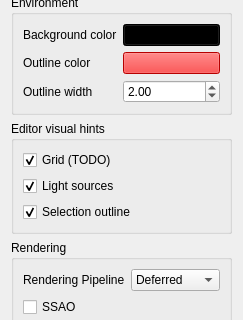
Qt form Project3/ui/miscsettingswidget.ui (Flanctory-Studio/Advanced-Graphics-Programming) before a commit; both pictures show x 0 to 243 and y 115 to 435 of the 243 by 527 pixel window.
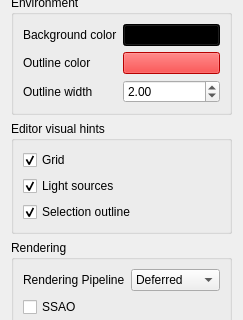
The same form after that commit.

Commit message: Grid checkbox changing behavior

Diff of the .ui file:
```diff
--- a/Project3/ui/miscsettingswidget.ui
+++ b/Project3/ui/miscsettingswidget.ui
@@ -129,7 +129,7 @@
       <item>
        <widget class="QCheckBox" name="checkBoxGrid">
         <property name="text">
-         <string>Grid (TODO)</string>
+         <string>Grid</string>
         </property>
         <property name="checked">
          <bool>true</bool>
```
The commit also changes 2 other files.
